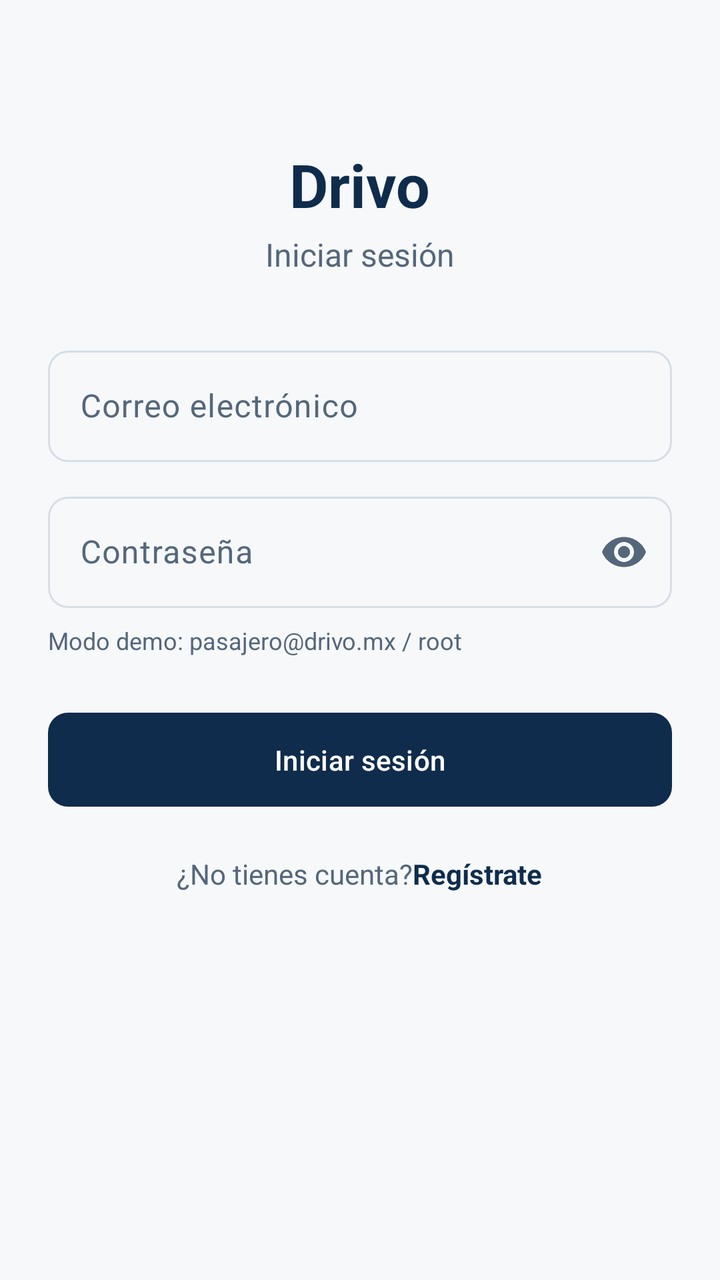
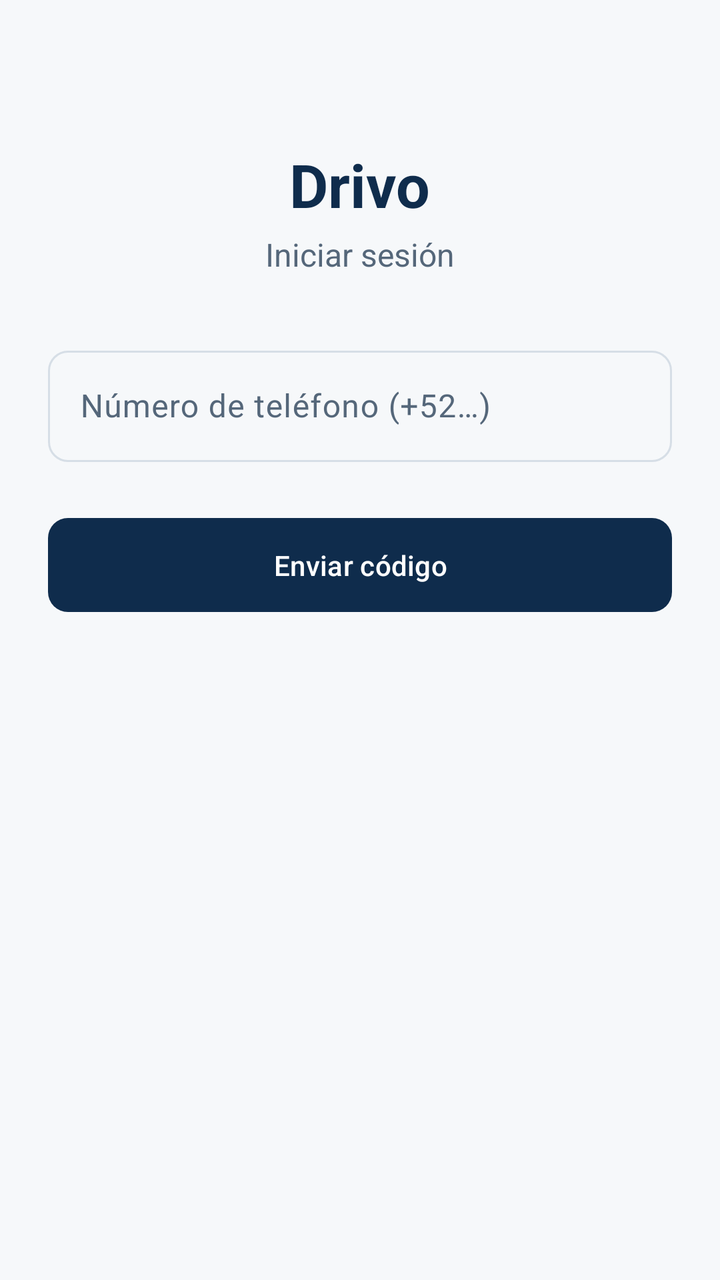

Two renders of the same Android screen: before a commit and after it. Below are the layout's source before the change and the commit's diff.
<!-- AndroidManifest.xml: activity theme Theme.Drivo -->
<!-- res/layout/activity_login.xml -->
<?xml version="1.0" encoding="utf-8"?>
<ScrollView xmlns:android="http://schemas.android.com/apk/res/android"
    xmlns:app="http://schemas.android.com/apk/res-auto"
    android:layout_width="match_parent"
    android:layout_height="match_parent"
    android:background="?android:attr/colorBackground"
    android:fitsSystemWindows="true">

    <LinearLayout
        android:layout_width="match_parent"
        android:layout_height="wrap_content"
        android:gravity="center_horizontal"
        android:orientation="vertical"
        android:padding="24dp">

        <TextView
            android:layout_width="wrap_content"
            android:layout_height="wrap_content"
            android:layout_marginTop="48dp"
            android:text="@string/app_name"
            android:textColor="?attr/colorPrimary"
            android:textSize="30sp"
            android:textStyle="bold" />

        <TextView
            android:layout_width="wrap_content"
            android:layout_height="wrap_content"
            android:layout_marginTop="4dp"
            android:layout_marginBottom="32dp"
            android:text="@string/auth_login_title"
            android:textColor="?attr/colorOnSurfaceVariant"
            android:textSize="16sp" />

        <com.google.android.material.textfield.TextInputLayout
            android:layout_width="match_parent"
            android:layout_height="wrap_content"
            app:boxCornerRadiusBottomEnd="10dp"
            app:boxCornerRadiusBottomStart="10dp"
            app:boxCornerRadiusTopEnd="10dp"
            app:boxCornerRadiusTopStart="10dp"
            style="@style/Widget.Material3.TextInputLayout.OutlinedBox">

            <com.google.android.material.textfield.TextInputEditText
                android:id="@+id/input_email"
                android:layout_width="match_parent"
                android:layout_height="wrap_content"
                android:hint="@string/auth_login_email_hint"
                android:inputType="textEmailAddress"
                android:maxLines="1" />
        </com.google.android.material.textfield.TextInputLayout>

        <com.google.android.material.textfield.TextInputLayout
            android:layout_width="match_parent"
            android:layout_height="wrap_content"
            android:layout_marginTop="12dp"
            app:boxCornerRadiusBottomEnd="10dp"
            app:boxCornerRadiusBottomStart="10dp"
            app:boxCornerRadiusTopEnd="10dp"
            app:boxCornerRadiusTopStart="10dp"
            app:endIconMode="password_toggle"
            style="@style/Widget.Material3.TextInputLayout.OutlinedBox">

            <com.google.android.material.textfield.TextInputEditText
                android:id="@+id/input_password"
                android:layout_width="match_parent"
                android:layout_height="wrap_content"
                android:hint="@string/auth_login_password_hint"
                android:inputType="textPassword"
                android:maxLines="1" />
        </com.google.android.material.textfield.TextInputLayout>

        <TextView
            android:layout_width="match_parent"
            android:layout_height="wrap_content"
            android:layout_marginTop="8dp"
            android:text="@string/auth_login_demo_hint"
            android:textColor="?attr/colorOnSurfaceVariant"
            android:textSize="12sp" />

        <com.google.android.material.button.MaterialButton
            android:id="@+id/btn_login"
            android:layout_width="match_parent"
            android:layout_height="wrap_content"
            android:layout_marginTop="24dp"
            android:paddingTop="14dp"
            android:paddingBottom="14dp"
            android:text="@string/auth_login_button"
            android:textAllCaps="false"
            app:cornerRadius="10dp" />

        <LinearLayout
            android:layout_width="wrap_content"
            android:layout_height="wrap_content"
            android:layout_marginTop="20dp"
            android:orientation="horizontal">

            <TextView
                android:layout_width="wrap_content"
                android:layout_height="wrap_content"
                android:text="@string/auth_login_register_prompt"
                android:textColor="?attr/colorOnSurfaceVariant"
                android:textSize="14sp" />

            <TextView
                android:id="@+id/link_register"
                android:layout_width="wrap_content"
                android:layout_height="wrap_content"
                android:background="?attr/selectableItemBackground"
                android:text="@string/auth_login_register_link"
                android:textColor="?attr/colorPrimary"
                android:textSize="14sp"
                android:textStyle="bold" />
        </LinearLayout>
    </LinearLayout>
</ScrollView>
<!-- resources referenced by this layout -->
<resources>
  <string name="app_name">Drivo</string>
  <string name="auth_login_button">Iniciar sesión</string>
  <string name="auth_login_demo_hint">Modo demo: pasajero@drivo.mx / root</string>
  <string name="auth_login_email_hint">Correo electrónico</string>
  <string name="auth_login_password_hint">Contraseña</string>
  <string name="auth_login_register_link">Regístrate</string>
  <string name="auth_login_register_prompt">¿No tienes cuenta? </string>
  <string name="auth_login_title">Iniciar sesión</string>
  <style name="Theme.Drivo" parent="Theme.Material3.DayNight.NoActionBar">
          <item name="colorPrimary">@color/drivo_primary</item>
          <item name="colorOnPrimary">@color/drivo_on_primary</item>
          <item name="colorPrimaryContainer">@color/drivo_primary_container</item>
          <item name="colorOnPrimaryContainer">@color/drivo_on_primary_container</item>
  
          <item name="colorSecondary">@color/drivo_secondary</item>
          <item name="colorOnSecondary">@color/drivo_on_secondary</item>
          <item name="colorSecondaryContainer">@color/drivo_secondary_container</item>
          <item name="colorOnSecondaryContainer">@color/drivo_on_secondary_container</item>
  
          <item name="android:colorBackground">@color/drivo_background</item>
          <item name="colorOnBackground">@color/drivo_on_background</item>
          <item name="colorSurface">@color/drivo_surface</item>
          <item name="colorOnSurface">@color/drivo_on_surface</item>
          <item name="colorSurfaceVariant">@color/drivo_surface_variant</item>
          <item name="colorOnSurfaceVariant">@color/drivo_on_surface_variant</item>
          <item name="colorOutline">@color/drivo_outline</item>
  
          <item name="colorError">@color/drivo_error</item>
          <item name="colorOnError">@color/drivo_on_error</item>
      </style>
  <color name="drivo_primary">#0F2C4C</color>
  <color name="drivo_on_primary">#FFFFFF</color>
  <color name="drivo_primary_container">#D5E3F7</color>
  <color name="drivo_on_primary_container">#0F2C4C</color>
  <color name="drivo_secondary">#B08D2B</color>
  <color name="drivo_on_secondary">#FFFFFF</color>
  <color name="drivo_secondary_container">#F3E4C0</color>
  <color name="drivo_on_secondary_container">#4A3900</color>
  <color name="drivo_background">#F6F8FA</color>
  <color name="drivo_on_background">#14212E</color>
  <color name="drivo_surface">#FFFFFF</color>
  <color name="drivo_on_surface">#14212E</color>
  <color name="drivo_surface_variant">#EEF2F6</color>
  <color name="drivo_on_surface_variant">#55677A</color>
  <color name="drivo_outline">#D6DEE6</color>
  <color name="drivo_error">#B3261E</color>
  <color name="drivo_on_error">#FFFFFF</color>
</resources>

<!-- the commit's change to res/layout/activity_login.xml (unified diff, before → after) -->
@@ -31,82 +31,97 @@
             android:textColor="?attr/colorOnSurfaceVariant"
             android:textSize="16sp" />
 
-        <com.google.android.material.textfield.TextInputLayout
+        
+        <LinearLayout
+            android:id="@+id/group_phone"
             android:layout_width="match_parent"
             android:layout_height="wrap_content"
-            app:boxCornerRadiusBottomEnd="10dp"
-            app:boxCornerRadiusBottomStart="10dp"
-            app:boxCornerRadiusTopEnd="10dp"
-            app:boxCornerRadiusTopStart="10dp"
-            style="@style/Widget.Material3.TextInputLayout.OutlinedBox">
+            android:orientation="vertical">
 
-            <com.google.android.material.textfield.TextInputEditText
-                android:id="@+id/input_email"
+            <com.google.android.material.textfield.TextInputLayout
                 android:layout_width="match_parent"
                 android:layout_height="wrap_content"
-                android:hint="@string/auth_login_email_hint"
-                android:inputType="textEmailAddress"
-                android:maxLines="1" />
-        </com.google.android.material.textfield.TextInputLayout>
+                app:boxCornerRadiusBottomEnd="10dp"
+                app:boxCornerRadiusBottomStart="10dp"
+                app:boxCornerRadiusTopEnd="10dp"
+                app:boxCornerRadiusTopStart="10dp"
+                style="@style/Widget.Material3.TextInputLayout.OutlinedBox">
 
-        <com.google.android.material.textfield.TextInputLayout
+                <com.google.android.material.textfield.TextInputEditText
+                    android:id="@+id/input_phone"
+                    android:layout_width="match_parent"
+                    android:layout_height="wrap_content"
+                    android:hint="@string/auth_login_phone_hint"
+                    android:inputType="phone"
+                    android:maxLines="1" />
+            </com.google.android.material.textfield.TextInputLayout>
+
+            <com.google.android.material.button.MaterialButton
+                android:id="@+id/btn_send_code"
+                android:layout_width="match_parent"
+                android:layout_height="wrap_content"
+                android:layout_marginTop="24dp"
+                android:paddingTop="14dp"
+                android:paddingBottom="14dp"
+                android:text="@string/auth_login_send_code_button"
+                android:textAllCaps="false"
+                app:cornerRadius="10dp" />
+        </LinearLayout>
+
+        
+        <LinearLayout
+            android:id="@+id/group_code"
             android:layout_width="match_parent"
             android:layout_height="wrap_content"
-            android:layout_marginTop="12dp"
-            app:boxCornerRadiusBottomEnd="10dp"
-            app:boxCornerRadiusBottomStart="10dp"
-            app:boxCornerRadiusTopEnd="10dp"
-            app:boxCornerRadiusTopStart="10dp"
-            app:endIconMode="password_toggle"
-            style="@style/Widget.Material3.TextInputLayout.OutlinedBox">
+            android:orientation="vertical"
+            android:visibility="gone">
 
-            <com.google.android.material.textfield.TextInputEditText
-                android:id="@+id/input_password"
+            <TextView
+                android:id="@+id/text_code_sent_to"
                 android:layout_width="match_parent"
                 android:layout_height="wrap_content"
-                android:hint="@string/auth_login_password_hint"
-                android:inputType="textPassword"
-                android:maxLines="1" />
-        </com.google.android.material.textfield.TextInputLayout>
-
-        <TextView
-            android:layout_width="match_parent"
-            android:layout_height="wrap_content"
-            android:layout_marginTop="8dp"
-            android:text="@string/auth_login_demo_hint"
-            android:textColor="?attr/colorOnSurfaceVariant"
-            android:textSize="12sp" />
-
-        <com.google.android.material.button.MaterialButton
-            android:id="@+id/btn_login"
-            android:layout_width="match_parent"
-            android:layout_height="wrap_content"
-            android:layout_marginTop="24dp"
-            android:paddingTop="14dp"
-            android:paddingBottom="14dp"
-            android:text="@string/auth_login_button"
-            android:textAllCaps="false"
-            app:cornerRadius="10dp" />
-
-        <LinearLayout
-            android:layout_width="wrap_content"
-            android:layout_height="wrap_content"
-            android:layout_marginTop="20dp"
-            android:orientation="horizontal">
-
-            <TextView
-                android:layout_width="wrap_content"
-                android:layout_height="wrap_content"
-                android:text="@string/auth_login_register_prompt"
+                android:layout_marginBottom="12dp"
                 android:textColor="?attr/colorOnSurfaceVariant"
                 android:textSize="14sp" />
 
+            <com.google.android.material.textfield.TextInputLayout
+                android:layout_width="match_parent"
+                android:layout_height="wrap_content"
+                app:boxCornerRadiusBottomEnd="10dp"
+                app:boxCornerRadiusBottomStart="10dp"
+                app:boxCornerRadiusTopEnd="10dp"
+                app:boxCornerRadiusTopStart="10dp"
+                style="@style/Widget.Material3.TextInputLayout.OutlinedBox">
+
+                <com.google.android.material.textfield.TextInputEditText
+                    android:id="@+id/input_code"
+                    android:layout_width="match_parent"
+                    android:layout_height="wrap_content"
+                    android:hint="@string/auth_login_code_hint"
+                    android:inputType="number"
+                    android:maxLines="1" />
+            </com.google.android.material.textfield.TextInputLayout>
+
+            <com.google.android.material.button.MaterialButton
+                android:id="@+id/btn_verify_code"
+                android:layout_width="match_parent"
+                android:layout_height="wrap_content"
+                android:layout_marginTop="24dp"
+                android:paddingTop="14dp"
+                android:paddingBottom="14dp"
+                android:text="@string/auth_login_verify_button"
+                android:textAllCaps="false"
+                app:cornerRadius="10dp" />
+
             <TextView
-                android:id="@+id/link_register"
+                android:id="@+id/link_change_phone"
                 android:layout_width="wrap_content"
                 android:layout_height="wrap_content"
+                android:layout_gravity="center_horizontal"
+                android:layout_marginTop="16dp"
                 android:background="?attr/selectableItemBackground"
-                android:text="@string/auth_login_register_link"
+                android:padding="4dp"
+                android:text="@string/auth_login_change_phone"
                 android:textColor="?attr/colorPrimary"
                 android:textSize="14sp"
                 android:textStyle="bold" />
<!-- resource entries referenced after the edit -->
@@ -1,13 +1,12 @@
 <!-- resources referenced by this layout -->
 <resources>
   <string name="app_name">Drivo</string>
-  <string name="auth_login_button">Iniciar sesión</string>
-  <string name="auth_login_demo_hint">Modo demo: pasajero@drivo.mx / root</string>
-  <string name="auth_login_email_hint">Correo electrónico</string>
-  <string name="auth_login_password_hint">Contraseña</string>
-  <string name="auth_login_register_link">Regístrate</string>
-  <string name="auth_login_register_prompt">¿No tienes cuenta? </string>
+  <string name="auth_login_change_phone">Cambiar número</string>
+  <string name="auth_login_code_hint">Código de verificación</string>
+  <string name="auth_login_phone_hint">Número de teléfono (+52…)</string>
+  <string name="auth_login_send_code_button">Enviar código</string>
   <string name="auth_login_title">Iniciar sesión</string>
+  <string name="auth_login_verify_button">Verificar código</string>
   <style name="Theme.Drivo" parent="Theme.Material3.DayNight.NoActionBar">
           <item name="colorPrimary">@color/drivo_primary</item>
           <item name="colorOnPrimary">@color/drivo_on_primary</item>
